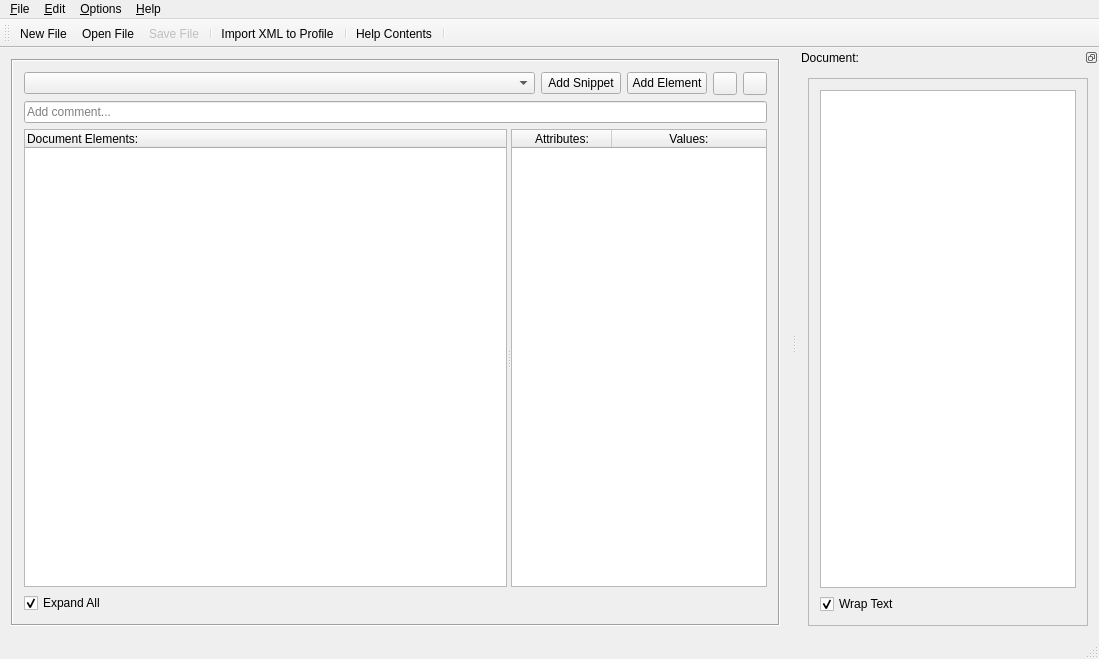
Above: mainwindow.ui from goblincoding/xmlmill before the change. Below: the same form after it.
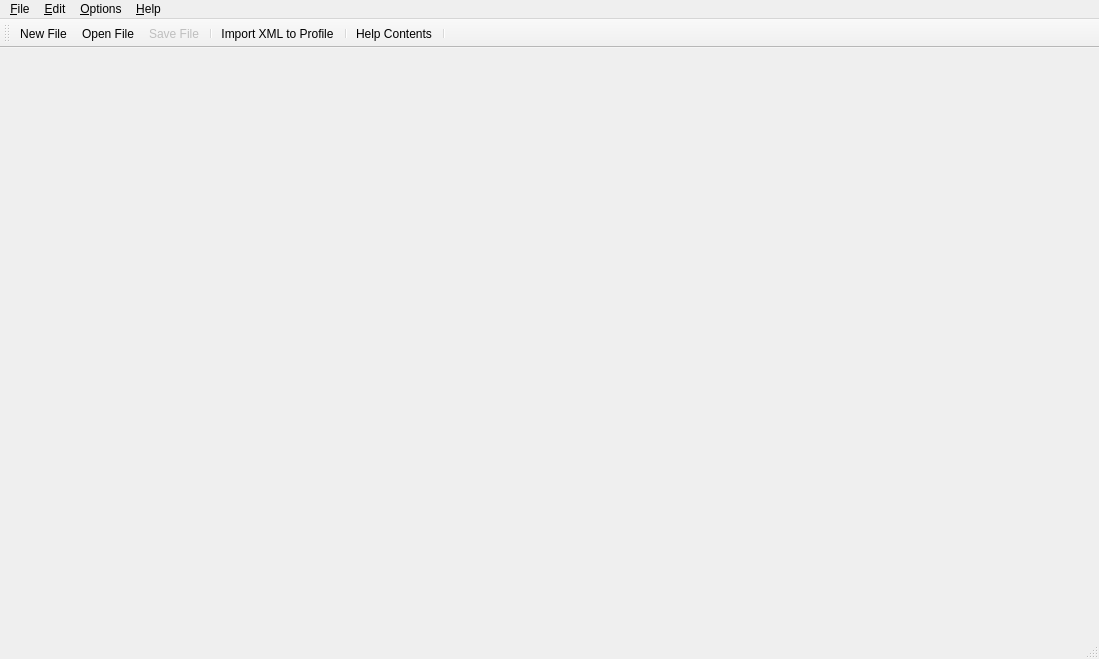
That is the form after the change. Icons and pictures are not drawn. Custom widgets are drawn as their Qt base class.

Diff of the .ui file:
```diff
--- a/mainwindow.ui
+++ b/mainwindow.ui
@@ -21,206 +21,7 @@
    <string notr="true"/>
   </property>
   <widget class="QWidget" name="centralWidget">
-   <layout class="QHBoxLayout" name="centralLayout">
-    <item>
-     <widget class="QFrame" name="frame">
-      <property name="frameShape">
-       <enum>QFrame::Box</enum>
-      </property>
-      <property name="frameShadow">
-       <enum>QFrame::Sunken</enum>
-      </property>
-      <layout class="QVBoxLayout" name="mainFrameLayout">
-       <item>
-        <layout class="QHBoxLayout" name="elementComboLayout">
-         <item>
-          <widget class="QComboBox" name="addElementComboBox">
-           <property name="sizePolicy">
-            <sizepolicy hsizetype="Expanding" vsizetype="Fixed">
-             <horstretch>0</horstretch>
-             <verstretch>0</verstretch>
-            </sizepolicy>
-           </property>
-          </widget>
-         </item>
-         <item>
-          <widget class="QPushButton" name="addSnippetButton">
-           <property name="toolTip">
-            <string>Add an entire snippet to the document.</string>
-           </property>
-           <property name="whatsThis">
-            <string>Add an entire snippet to the document.</string>
-           </property>
-           <property name="text">
-            <string>Add Snippet</string>
-           </property>
-          </widget>
-         </item>
-         <item>
-          <widget class="QPushButton" name="addChildElementButton">
-           <property name="toolTip">
-            <string>Add a new element to the document.</string>
-           </property>
-           <property name="whatsThis">
-            <string>Add a new element to the document.</string>
-           </property>
-           <property name="text">
-            <string>Add Element</string>
-           </property>
-          </widget>
-         </item>
-         <item>
-          <widget class="QToolButton" name="showAddElementHelpButton">
-           <property name="text">
-            <string/>
-           </property>
-           <property name="icon">
-            <iconset resource="resources/resources.qrc">
-             <normaloff>:/resources/helpicon.png</normaloff>:/resources/helpicon.png</iconset>
-           </property>
-          </widget>
-         </item>
-         <item>
-          <widget class="QToolButton" name="showEmptyProfileHelpButton">
-           <property name="text">
-            <string/>
-           </property>
-           <property name="icon">
-            <iconset resource="resources/resources.qrc">
-             <normaloff>:/resources/emptyprofilehelpicon.png</normaloff>:/resources/emptyprofilehelpicon.png</iconset>
-           </property>
-          </widget>
-         </item>
-        </layout>
-       </item>
-       <item>
-        <layout class="QHBoxLayout" name="addCommentLayout">
-         <item>
-          <widget class="QLineEdit" name="commentLineEdit">
-           <property name="toolTip">
-            <string>Add an XML comment to the current element.</string>
-           </property>
-           <property name="whatsThis">
-            <string>Add an XML comment to the current element.</string>
-           </property>
-           <property name="placeholderText">
-            <string>Add comment...</string>
-           </property>
-          </widget>
-         </item>
-        </layout>
-       </item>
-       <item>
-        <widget class="QSplitter" name="splitter">
-         <property name="sizePolicy">
-          <sizepolicy hsizetype="Expanding" vsizetype="Expanding">
-           <horstretch>0</horstretch>
-           <verstretch>0</verstretch>
-          </sizepolicy>
-         </property>
-         <property name="orientation">
-          <enum>Qt::Horizontal</enum>
-         </property>
-         <widget class="DomTreeWidget" name="treeWidget">
-          <property name="sizePolicy">
-           <sizepolicy hsizetype="Expanding" vsizetype="Expanding">
-            <horstretch>1</horstretch>
-            <verstretch>0</verstretch>
-           </sizepolicy>
-          </property>
-          <property name="editTriggers">
-           <set>QAbstractItemView::DoubleClicked|QAbstractItemView::EditKeyPressed</set>
-          </property>
-          <property name="alternatingRowColors">
-           <bool>true</bool>
-          </property>
-          <property name="autoExpandDelay">
-           <number>2</number>
-          </property>
-          <property name="indentation">
-           <number>12</number>
-          </property>
-          <property name="animated">
-           <bool>true</bool>
-          </property>
-          <attribute name="headerVisible">
-           <bool>true</bool>
-          </attribute>
-          <column>
-           <property name="text">
-            <string notr="true">Document Elements:</string>
-           </property>
-          </column>
-         </widget>
-         <widget class="QTableWidget" name="tableWidget">
-          <property name="alternatingRowColors">
-           <bool>true</bool>
-          </property>
-          <property name="cornerButtonEnabled">
-           <bool>false</bool>
-          </property>
-          <property name="columnCount">
-           <number>2</number>
-          </property>
-          <attribute name="horizontalHeaderVisible">
-           <bool>true</bool>
-          </attribute>
-          <attribute name="horizontalHeaderCascadingSectionResizes">
-           <bool>true</bool>
-          </attribute>
-          <attribute name="horizontalHeaderStretchLastSection">
-           <bool>true</bool>
-          </attribute>
-          <attribute name="verticalHeaderVisible">
-           <bool>false</bool>
-          </attribute>
-          <attribute name="verticalHeaderHighlightSections">
-           <bool>false</bool>
-          </attribute>
-          <column>
-           <property name="text">
-            <string>Attributes:</string>
-           </property>
-          </column>
-          <column>
-           <property name="text">
-            <string>Values:</string>
-           </property>
-          </column>
-         </widget>
-        </widget>
-       </item>
-       <item>
-        <layout class="QHBoxLayout" name="removeElementLayout">
-         <item>
-          <widget class="QCheckBox" name="expandAllCheckBox">
-           <property name="text">
-            <string>Expand All</string>
-           </property>
-           <property name="checked">
-            <bool>true</bool>
-           </property>
-          </widget>
-         </item>
-         <item>
-          <spacer name="horizontalSpacer">
-           <property name="orientation">
-            <enum>Qt::Horizontal</enum>
-           </property>
-           <property name="sizeHint" stdset="0">
-            <size>
-             <width>40</width>
-             <height>20</height>
-            </size>
-           </property>
-          </spacer>
-         </item>
-        </layout>
-       </item>
-      </layout>
-     </widget>
-    </item>
-   </layout>
+   <layout class="QHBoxLayout" name="centralLayout"/>
   </widget>
   <widget class="QMenuBar" name="menuBar">
    <property name="geometry">
@@ -317,130 +118,6 @@
    <addaction name="separator"/>
   </widget>
   <widget class="QStatusBar" name="statusBar"/>
-  <widget class="QDockWidget" name="dockWidget">
-   <property name="features">
-    <set>QDockWidget::DockWidgetFloatable|QDockWidget::DockWidgetMovable</set>
-   </property>
-   <property name="windowTitle">
-    <string>Document:</string>
-   </property>
-   <attribute name="dockWidgetArea">
-    <number>2</number>
-   </attribute>
-   <widget class="QWidget" name="dockWidgetContents">
-    <layout class="QVBoxLayout" name="dockWidgetMainLayout">
-     <item>
-      <widget class="QFrame" name="dockWidgetFrame">
-       <property name="sizePolicy">
-        <sizepolicy hsizetype="MinimumExpanding" vsizetype="Preferred">
-         <horstretch>0</horstretch>
-         <verstretch>0</verstretch>
-        </sizepolicy>
-       </property>
-       <property name="frameShape">
-        <enum>QFrame::StyledPanel</enum>
-       </property>
-       <property name="frameShadow">
-        <enum>QFrame::Plain</enum>
-       </property>
-       <layout class="QVBoxLayout" name="dockWidgetFrameLayout">
-        <item>
-         <widget class="PlainTextEdit" name="dockWidgetTextEdit">
-          <property name="sizePolicy">
-           <sizepolicy hsizetype="MinimumExpanding" vsizetype="Expanding">
-            <horstretch>0</horstretch>
-            <verstretch>0</verstretch>
-           </sizepolicy>
-          </property>
-          <property name="verticalScrollBarPolicy">
-           <enum>Qt::ScrollBarAsNeeded</enum>
-          </property>
-          <property name="horizontalScrollBarPolicy">
-           <enum>Qt::ScrollBarAsNeeded</enum>
-          </property>
-          <property name="textInteractionFlags">
-           <set>Qt::TextSelectableByKeyboard|Qt::TextSelectableByMouse</set>
-          </property>
-         </widget>
-        </item>
-        <item>
-         <layout class="QHBoxLayout" name="dockWidgetHorizontalLayout">
-          <item>
-           <widget class="QCheckBox" name="wrapTextCheckBox">
-            <property name="minimumSize">
-             <size>
-              <width>0</width>
-              <height>0</height>
-             </size>
-            </property>
-            <property name="text">
-             <string>Wrap Text</string>
-            </property>
-            <property name="checked">
-             <bool>true</bool>
-            </property>
-           </widget>
-          </item>
-          <item>
-           <spacer name="dockWidgetHorizontalSpacer">
-            <property name="orientation">
-             <enum>Qt::Horizontal</enum>
-            </property>
-            <property name="sizeHint" stdset="0">
-             <size>
-              <width>40</width>
-              <height>20</height>
-             </size>
-            </property>
-           </spacer>
-          </item>
-         </layout>
-        </item>
-       </layout>
-      </widget>
-     </item>
-    </layout>
-   </widget>
-  </widget>
-  <action name="actionAddNewDatabase">
-   <property name="enabled">
-    <bool>true</bool>
-   </property>
-   <property name="icon">
-    <iconset resource="resources/resources.qrc">
-     <normaloff>:/resources/adddatabase.png</normaloff>:/resources/adddatabase.png</iconset>
-   </property>
-   <property name="text">
-    <string>&amp;Create New Profile</string>
-   </property>
-   <property name="toolTip">
-    <string>Create a new profile and add it to the list of known profiles.</string>
-   </property>
-   <property name="whatsThis">
-    <string>Create a new profile and add it to the list of known profiles.</string>
-   </property>
-   <property name="shortcut">
-    <string>Ctrl+D</string>
-   </property>
-  </action>
-  <action name="actionAddExistingDatabase">
-   <property name="icon">
-    <iconset resource="resources/resources.qrc">
-     <normaloff>:/resources/opendatabase.png</normaloff>:/resources/opendatabase.png</iconset>
-   </property>
-   <property name="text">
-    <string>Add E&amp;xisting Profile</string>
-   </property>
-   <property name="toolTip">
-    <string>Add an existing profile to the list of known profiles.</string>
-   </property>
-   <property name="whatsThis">
-    <string>Add an existing profile to the list of known profiles.</string>
-   </property>
-   <property name="shortcut">
-    <string>Ctrl+E</string>
-   </property>
-  </action>
   <action name="actionOpen">
    <property name="icon">
     <iconset resource="resources/resources.qrc">
@@ -755,26 +432,6 @@
   </action>
  </widget>
  <layoutdefault spacing="6" margin="11"/>
- <customwidgets>
-  <customwidget>
-   <class>DomTreeWidget</class>
-   <extends>QTreeWidget</extends>
-   <header location="global">utils/domtreewidget.h</header>
-  </customwidget>
-  <customwidget>
-   <class>PlainTextEdit</class>
-   <extends>QPlainTextEdit</extends>
-   <header location="global">utils/plaintextedit.h</header>
-  </customwidget>
- </customwidgets>
- <tabstops>
-  <tabstop>addElementComboBox</tabstop>
-  <tabstop>addChildElementButton</tabstop>
-  <tabstop>treeWidget</tabstop>
-  <tabstop>tableWidget</tabstop>
-  <tabstop>expandAllCheckBox</tabstop>
-  <tabstop>dockWidgetTextEdit</tabstop>
- </tabstops>
  <resources>
   <include location="resources/resources.qrc"/>
  </resources>
```
Left out of the diff: 126 changed lines with no effect on the pictures.
